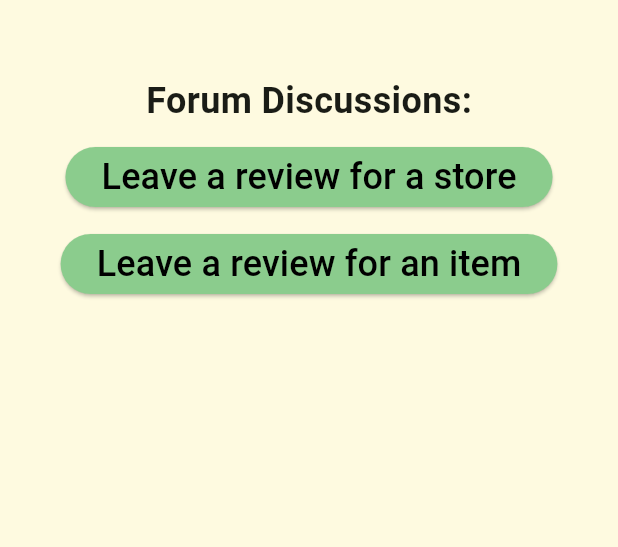
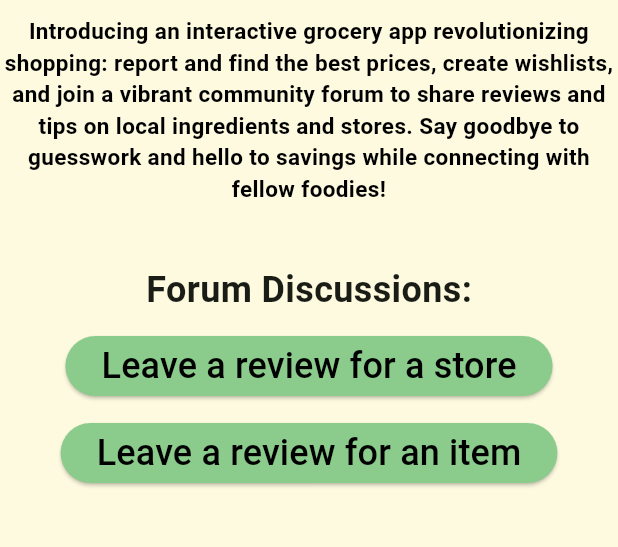
Before and after one commit to GoosiferIO/WareCheap, a Flutter app: the Home screen opened by its route, on a phone screen of 412 x 824 dp, the part 279-826 px from its top. Run offline on Flutter 3.47's test engine with Material 3 defaults, Android fonts, the phone set to English and light mode, and no system bars; our stand-ins replace cloud_firestore, firebase_auth, firebase_core, flutter_dotenv, font_awesome_flutter, google_maps_flutter and 1 more; missing offline and left inert: openfoodfacts; accounts and stored records are empty; network calls fail.

Commit message:
Home Page small addition

```diff
--- a/lib/pages/home.dart
+++ b/lib/pages/home.dart
@@ -1,3 +1,6 @@
+// ignore_for_file: prefer_adjacent_string_concatenation,
+// ignore_for_file: prefer_interpolation_to_compose_strings
+
 import 'package:flutter/material.dart';
 import 'package:warecheap/itemreview.dart';
 import 'package:warecheap/storereview.dart';
@@ -25,6 +28,11 @@ class Home extends StatelessWidget {
               ),
             ),
             const SizedBox(height: 10),
+            Text(
+              GroceryAppText.groceryAppText,
+              style: myTextStyle,
+              textAlign: TextAlign.center,
+            ),
             const SizedBox(height: 40),
             const Text('Forum Discussions:',
                 style: TextStyle(fontSize: 24, fontWeight: FontWeight.bold)),
@@ -71,3 +79,17 @@ class Home extends StatelessWidget {
     );
   }
 }
+
+class GroceryAppText {
+  static const String groceryAppText =
+      'Introducing an interactive grocery app revolutionizing shopping: ' +
+          'report and find the best prices, create wishlists, and join ' +
+          'a vibrant community forum to share reviews and tips on local ' +
+          'ingredients and stores. Say goodbye to guesswork and ' +
+          'hello to savings while connecting with fellow foodies!';
+}
+
+TextStyle myTextStyle = const TextStyle(
+    color: Colors.black, fontSize: 15, fontWeight: FontWeight.bold);
+
+// Usage in the widget:
```
